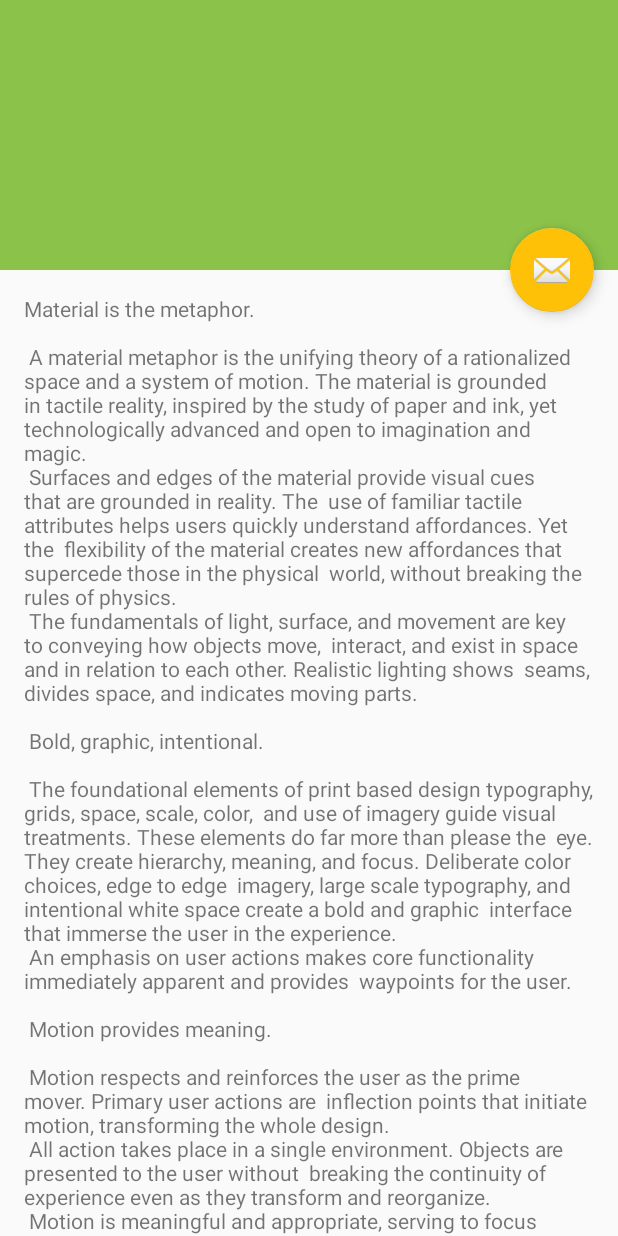
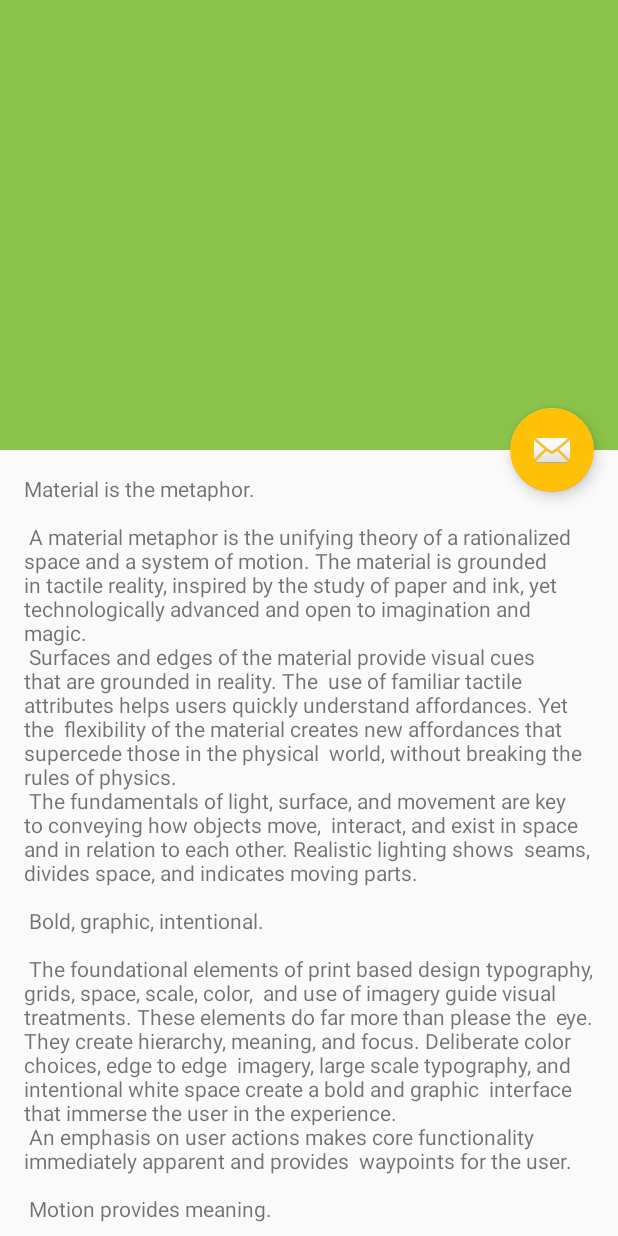
Before and after one commit to ivanacu007/AppX, an Android app: the layout activity_scrolling.xml on its own in the app's theme, with its tools: preview values and no code run, on a phone screen of 412 x 824 dp. Run offline under Robolectric (Android 15) with nearby library versions, the phone set to English and light mode, and no system bars.

Commit message:
ya mero acabo 2.1

```diff
--- a/app/src/main/java/com/example/appx/CustomAdapter.java
+++ b/app/src/main/java/com/example/appx/CustomAdapter.java
@@ -63,9 +63,9 @@ public class CustomAdapter extends RecyclerView.Adapter<ViewHolder> {
         holder.txName.setText(modelList.get(position).getName());
         holder.idS.setText(modelList.get(position).getId());
         if(im != ""){
-            Picasso.with(holder.itemView.getContext()).load(modelList.get(position).getImg()).into(holder.imgV);
+            Picasso.get().load(modelList.get(position).getImg()).into(holder.imgV);
         }else{
-            Picasso.with(holder.itemView.getContext()).load(R.drawable.noimg).into(holder.imgV);
+            Picasso.get().load(R.drawable.noimg).into(holder.imgV);
             holder.imgV.setScaleType(ImageView.ScaleType.FIT_CENTER);
         }
     }
--- a/app/src/main/res/layout/activity_scrolling.xml
+++ b/app/src/main/res/layout/activity_scrolling.xml
@@ -10,9 +10,10 @@
     <com.google.android.material.appbar.AppBarLayout
         android:id="@+id/app_bar"
         android:layout_width="match_parent"
-        android:layout_height="@dimen/app_bar_height"
+        android:layout_height="@dimen/app_bar_height2"
         android:fitsSystemWindows="true"
         android:theme="@style/AppTheme.AppBarOverlay">
+
 
         <com.google.android.material.appbar.CollapsingToolbarLayout
             android:id="@+id/toolbar_layout"
@@ -22,6 +23,11 @@
             app:contentScrim="?attr/colorPrimary"
             app:layout_scrollFlags="scroll|exitUntilCollapsed"
             app:toolbarId="@+id/toolbar">
+            <ImageView
+                android:id="@+id/imgVS"
+                android:layout_width="match_parent"
+                android:layout_height="match_parent"
+                android:scaleType="fitXY"/>
 
             <androidx.appcompat.widget.Toolbar
                 android:id="@+id/toolbar"
--- a/app/src/main/res/layout/content_scrolling.xml
+++ b/app/src/main/res/layout/content_scrolling.xml
@@ -9,6 +9,7 @@
     tools:showIn="@layout/activity_scrolling">
 
     <TextView
+        android:id="@+id/txDesc"
         android:layout_width="wrap_content"
         android:layout_height="wrap_content"
         android:layout_margin="@dimen/text_margin"
--- a/app/src/main/res/values/dimens.xml
+++ b/app/src/main/res/values/dimens.xml
@@ -13,4 +13,5 @@
     <dimen name="textModal">16sp</dimen>
     <dimen name="app_bar_height">180dp</dimen>
     <dimen name="text_margin">16dp</dimen>
+    <dimen name="app_bar_height2">300dp</dimen>
 </resources>
--- a/app/src/main/res/values/strings.xml
+++ b/app/src/main/res/values/strings.xml
@@ -19,7 +19,7 @@
     <string name="title_activity_fondas_menu">Fondas y restaurantes</string>
     <string name="laguera">Marisquería \"La güera\"</string>
     <string name="odila">Odila Restaurant</string>
-    <string name="title_activity_scrolling">ScrollingActivity</string>
+    <string name="title_activity_scrolling">...</string>
     <string name="large_text">
         "Material is the metaphor.\n\n"
 
--- a/build.gradle
+++ b/build.gradle
@@ -7,7 +7,7 @@ buildscript {
 
     }
     dependencies {
-        classpath 'com.android.tools.build:gradle:3.5.3'
+        classpath 'com.android.tools.build:gradle:3.6.1'
         classpath 'com.google.gms:google-services:4.3.3'
 
         // NOTE: Do not place your application dependencies here; they belong
```
Also changed, not shown: app/build.gradle (+4 -4 lines), app/src/main/java/com/example/appx/ScrollingActivity.java (+16 -5 lines), gradle/wrapper/gradle-wrapper.properties.
